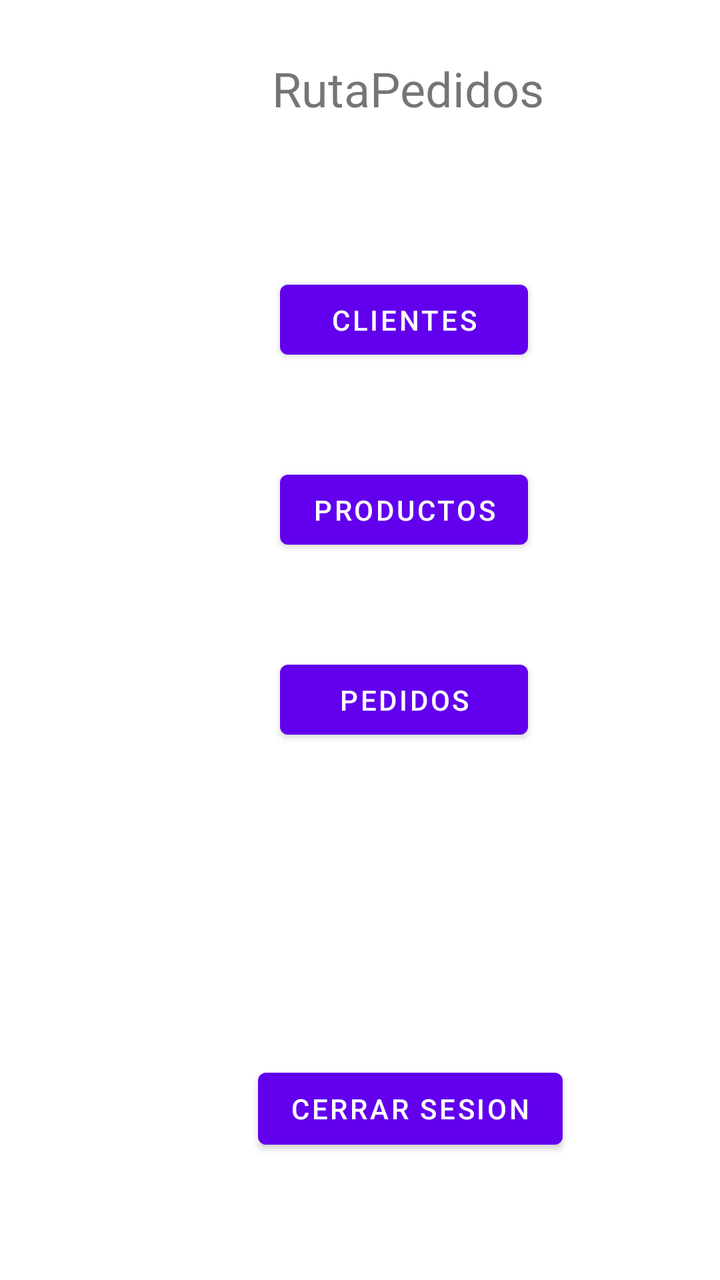
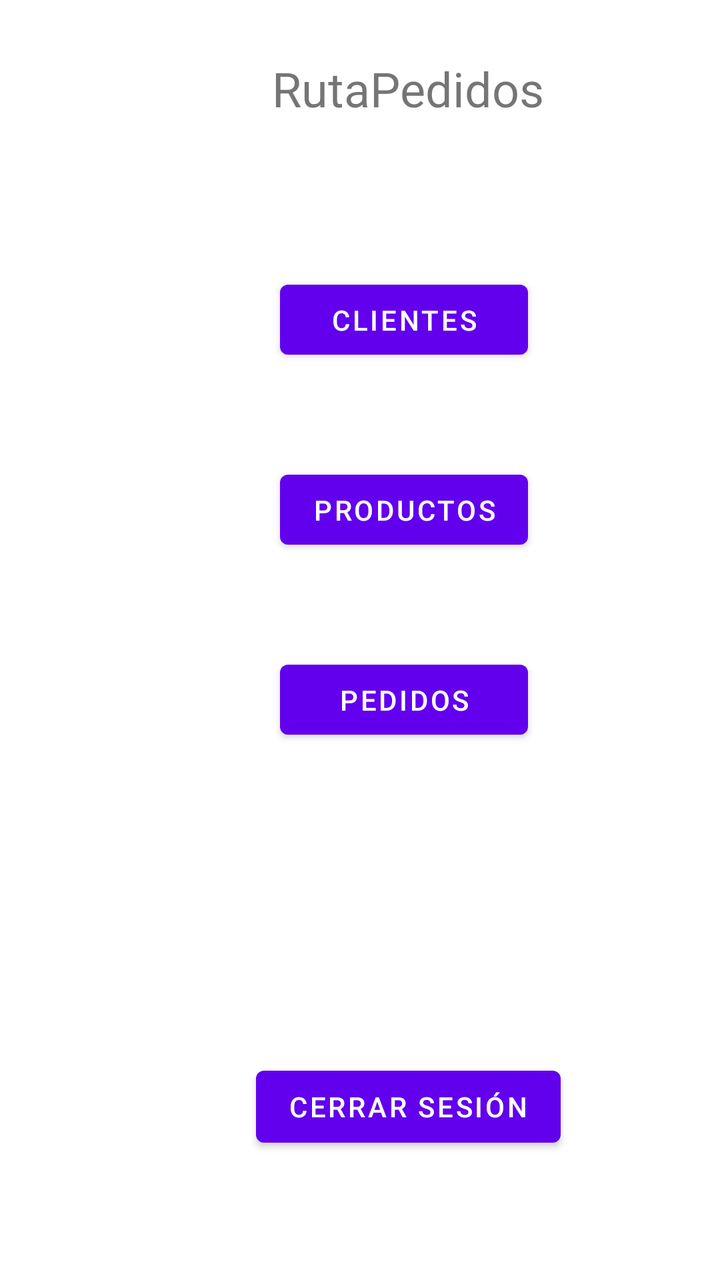

Before-and-after screenshots of an Android layout around one commit, followed by the original layout XML and the change that was made.
<!-- AndroidManifest.xml: application theme Theme.RutaPedidos -->
<!-- res/layout/activity_main.xml -->
<?xml version="1.0" encoding="utf-8"?>
<androidx.constraintlayout.widget.ConstraintLayout xmlns:android="http://schemas.android.com/apk/res/android"
    xmlns:app="http://schemas.android.com/apk/res-auto"
    xmlns:tools="http://schemas.android.com/tools"
    android:id="@+id/main"
    android:layout_width="match_parent"
    android:layout_height="match_parent"
    tools:context=".MainActivity">

    <TextView
        android:id="@+id/textView3"
        android:layout_width="wrap_content"
        android:layout_height="wrap_content"
        android:layout_marginStart="136dp"
        android:layout_marginTop="28dp"
        android:text="RutaPedidos"
        android:textSize="24sp"
        app:layout_constraintStart_toStartOf="parent"
        app:layout_constraintTop_toTopOf="parent" />

    <Button
        android:id="@+id/btnCerrarSesion"
        android:layout_width="wrap_content"
        android:layout_height="wrap_content"
        android:layout_marginStart="129dp"
        android:layout_marginTop="157dp"
        android:text="Cerrar sesion"
        app:layout_constraintStart_toStartOf="parent"
        app:layout_constraintTop_toBottomOf="@+id/btnPedidos" />

    <Button
        android:id="@+id/btnClientes"
        android:layout_width="124dp"
        android:layout_height="47dp"
        android:layout_marginStart="140dp"
        android:layout_marginTop="76dp"
        android:text="Clientes"
        app:layout_constraintStart_toStartOf="parent"
        app:layout_constraintTop_toBottomOf="@+id/textView3" />

    <Button
        android:id="@+id/btnProductos"
        android:layout_width="124dp"
        android:layout_height="47dp"
        android:layout_marginStart="140dp"
        android:layout_marginTop="48dp"
        android:text="Productos"
        app:layout_constraintStart_toStartOf="parent"
        app:layout_constraintTop_toBottomOf="@+id/btnClientes" />

    <Button
        android:id="@+id/btnPedidos"
        android:layout_width="124dp"
        android:layout_height="47dp"
        android:layout_marginStart="140dp"
        android:layout_marginTop="48dp"
        android:text="Pedidos"
        app:layout_constraintStart_toStartOf="parent"
        app:layout_constraintTop_toBottomOf="@+id/btnProductos" />
</androidx.constraintlayout.widget.ConstraintLayout>
<!-- resources referenced by this layout -->
<resources>
  <style name="Theme.RutaPedidos" parent="Theme.MaterialComponents.DayNight.DarkActionBar">
          
          <item name="colorPrimary">@color/purple_500</item>
          <item name="colorPrimaryVariant">@color/purple_700</item>
          <item name="colorOnPrimary">@color/white</item>
          
          <item name="colorSecondary">@color/teal_200</item>
          <item name="colorSecondaryVariant">@color/teal_700</item>
          <item name="colorOnSecondary">@color/black</item>
          
          <item name="android:statusBarColor">?attr/colorPrimaryVariant</item>
          
      </style>
  <color name="purple_500">#FF6200EE</color>
  <color name="purple_700">#FF3700B3</color>
  <color name="white">#FFFFFFFF</color>
  <color name="teal_200">#FF03DAC5</color>
  <color name="teal_700">#FF018786</color>
  <color name="black">#FF000000</color>
</resources>

<!-- the commit's change to res/layout/activity_main.xml (unified diff, before → after) -->
@@ -22,9 +22,9 @@
         android:id="@+id/btnCerrarSesion"
         android:layout_width="wrap_content"
         android:layout_height="wrap_content"
-        android:layout_marginStart="129dp"
-        android:layout_marginTop="157dp"
-        android:text="Cerrar sesion"
+        android:layout_marginStart="128dp"
+        android:layout_marginTop="156dp"
+        android:text="Cerrar sesión"
         app:layout_constraintStart_toStartOf="parent"
         app:layout_constraintTop_toBottomOf="@+id/btnPedidos" />
 
